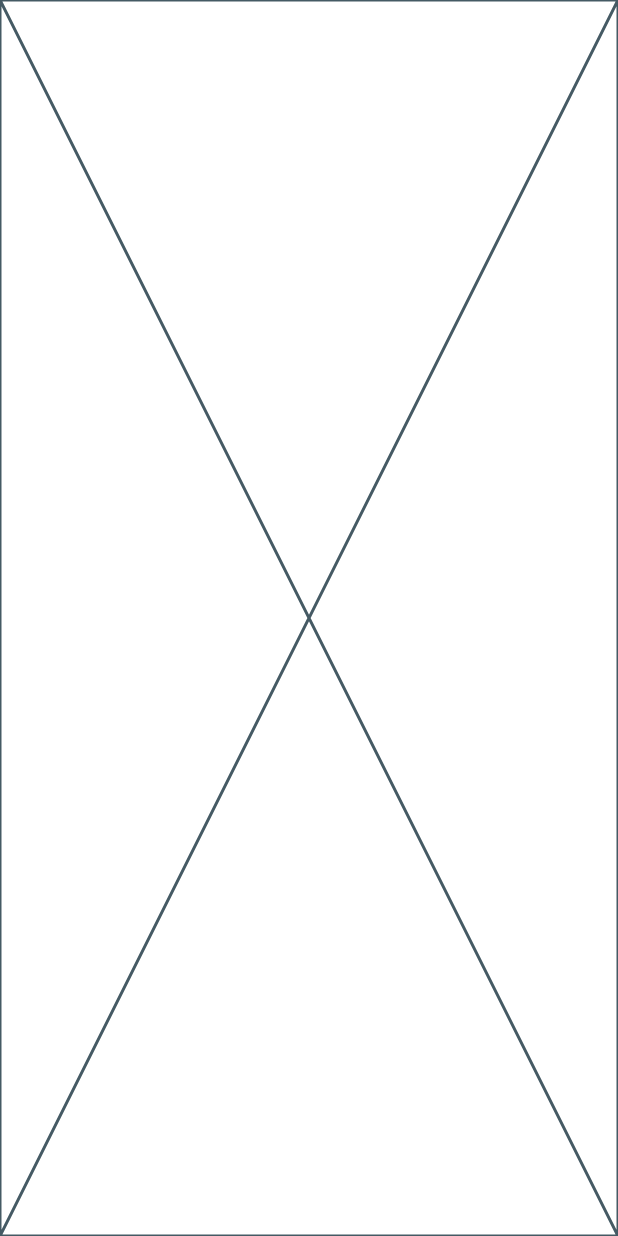
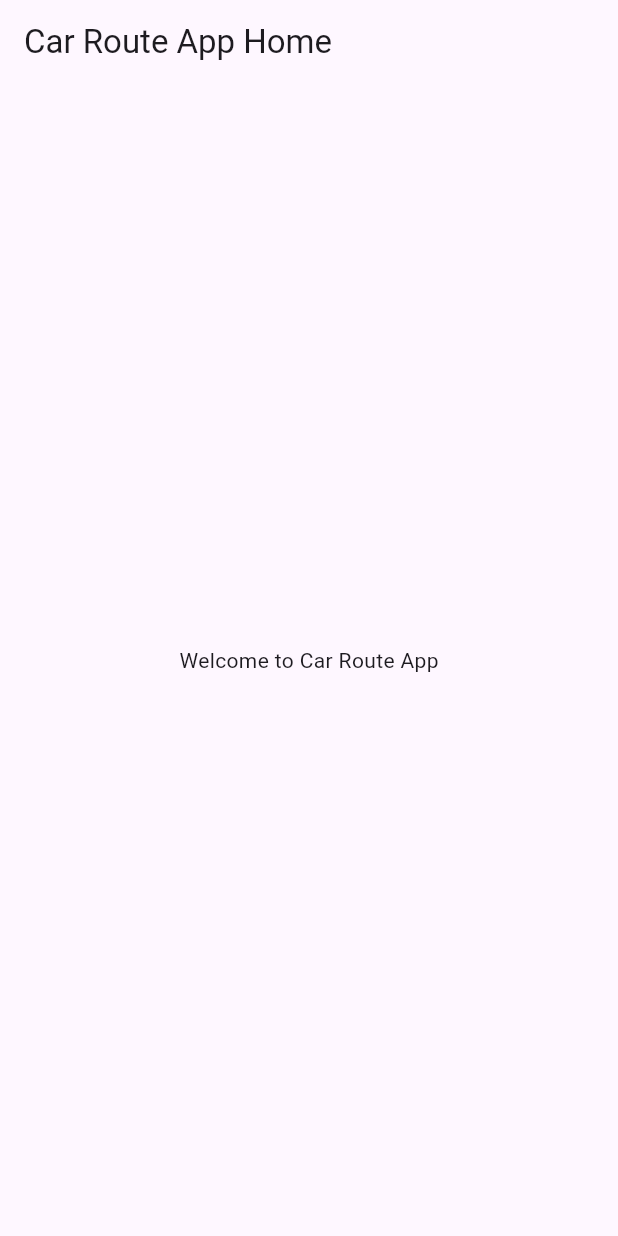
Before and after one commit to amit-hassan/flutter-car-route-app, a Flutter app: the screen it shows after launch, on a phone screen of 412 x 824 dp. Run offline on Flutter 3.47's test engine with Material 3 defaults, Android fonts, the phone set to English and light mode, and no system bars; our stand-ins replace get.

Commit message:
feat(routing): configure GetX routing with Home module
- Integrated GetMaterialApp and initial route
- Created AppRoutes and AppPages
- Added placeholder HomeView, HomeController, HomeBinding

```diff
--- /dev/null
+++ b/lib/app/data/models/models.dart
@@ -0,0 +1 @@
+export 'route_model.dart';
--- /dev/null
+++ b/lib/app/data/services/services.dart
@@ -0,0 +1,3 @@
+export 'api_service.dart';
+export 'location_service.dart';
+export 'network_service.dart';
--- a/lib/app/modules/home/home_binding.dart
+++ b/lib/app/modules/home/home_binding.dart
@@ -0,0 +1,10 @@
+
+import 'package:get/get.dart';
+import 'home_controller.dart';
+
+class HomeBinding extends Bindings {
+  @override
+  void dependencies() {
+    Get.lazyPut<HomeController>(() => HomeController());
+  }
+}
--- a/lib/app/modules/home/home_controller.dart
+++ b/lib/app/modules/home/home_controller.dart
@@ -0,0 +1,5 @@
+import 'package:get/get.dart';
+
+class HomeController extends GetxController {
+  final title = 'Car Route App Home'.obs;
+}
--- a/lib/app/modules/home/home_view.dart
+++ b/lib/app/modules/home/home_view.dart
@@ -0,0 +1,17 @@
+import 'package:flutter/material.dart';
+import 'package:get/get.dart';
+import 'home_controller.dart';
+
+class HomeView extends GetView<HomeController> {
+  const HomeView({super.key});
+
+  @override
+  Widget build(BuildContext context) {
+    return Scaffold(
+      appBar: AppBar(title: Obx(() => Text(controller.title.value))),
+      body: const Center(
+        child: Text('Welcome to Car Route App'),
+      ),
+    );
+  }
+}
--- a/lib/app/routes/app_pages.dart
+++ b/lib/app/routes/app_pages.dart
@@ -0,0 +1,17 @@
+
+import 'package:flutter_car_route_app/app/modules/home/home_binding.dart';
+import 'package:flutter_car_route_app/app/modules/home/home_view.dart';
+import 'package:flutter_car_route_app/app/routes/app_routes.dart';
+import 'package:get/get.dart';
+
+class AppPages {
+  static const initial = AppRoutes.home;
+
+  static final routes = [
+    GetPage(
+      name: AppRoutes.home,
+      page: () => const HomeView(),
+      binding: HomeBinding(),
+    ),
+  ];
+}
--- a/lib/app/routes/app_routes.dart
+++ b/lib/app/routes/app_routes.dart
@@ -0,0 +1,4 @@
+
+abstract class AppRoutes {
+  static const home = '/home';
+}
--- /dev/null
+++ b/lib/app/shared/constants/app_strings.dart
@@ -0,0 +1 @@
+// TODO Implement this library.
--- /dev/null
+++ b/lib/app/shared/constants/constants.dart
@@ -0,0 +1,2 @@
+export 'api_keys.dart';
+export 'app_strings.dart';
--- /dev/null
+++ b/lib/app/shared/widgets/widgets.dart
@@ -0,0 +1,2 @@
+export 'error_message.dart';
+export 'loading_indicator.dart';
--- a/lib/main.dart
+++ b/lib/main.dart
@@ -1,16 +1,24 @@
 import 'package:flutter/material.dart';
+import 'package:get/get.dart';
+import 'app/routes/app_pages.dart';
 
 void main() {
-  WidgetsFlutterBinding.ensureInitialized();
   runApp(const CarRouteApp());
 }
 
 class CarRouteApp extends StatelessWidget {
-
   const CarRouteApp({super.key});
 
   @override
   Widget build(BuildContext context) {
-    return const Placeholder();
+    return GetMaterialApp(
+      debugShowCheckedModeBanner: false,
+      title: 'Car Route',
+      theme: ThemeData.light(),
+      darkTheme: ThemeData.dark(),
+      themeMode: ThemeMode.system,
+      initialRoute: AppPages.initial,
+      getPages: AppPages.routes,
+    );
   }
 }
```
